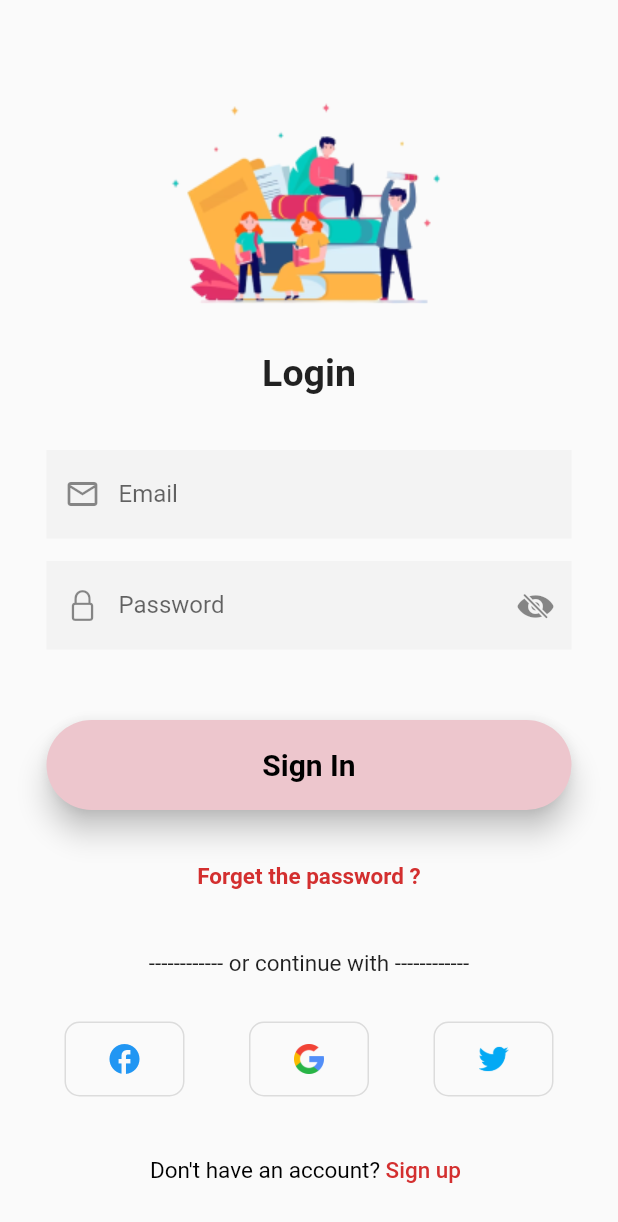
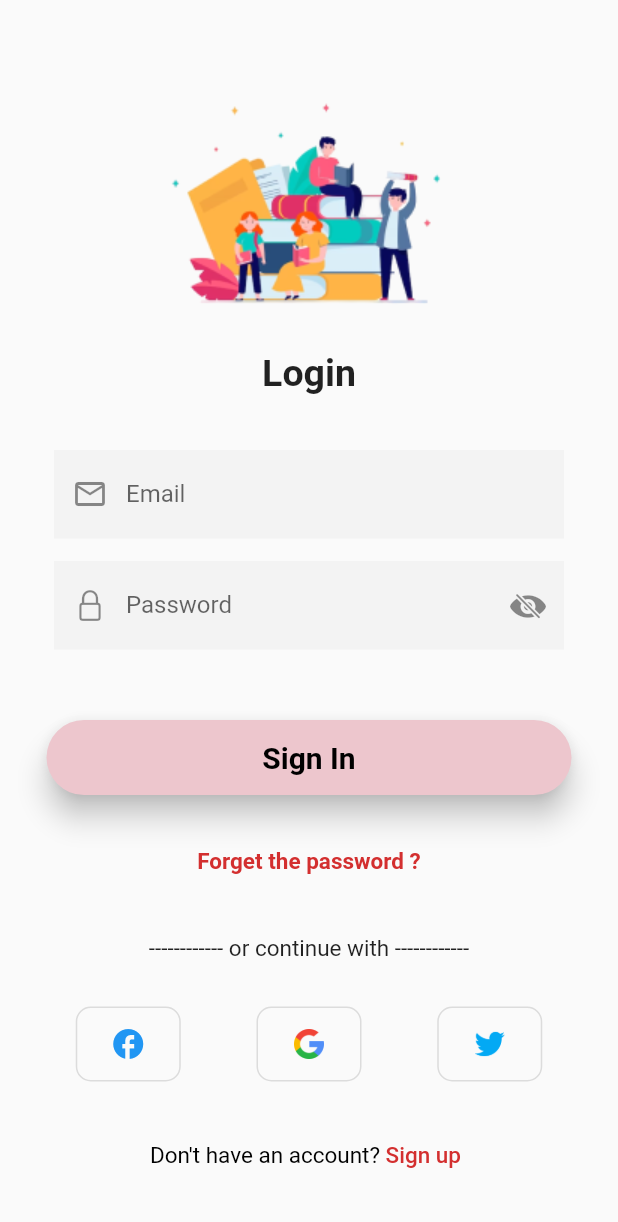
Before and after one commit to Ayush2233/Pick-A-Book, a Flutter app: the screen it shows after launch, on a phone screen of 412 x 824 dp. Shown: the top 1222 px of the screen. Run offline on Flutter 3.47's test engine with Material 2 defaults, Android fonts, the phone set to English and light mode, and no system bars; our stand-ins replace carousel_slider, convex_bottom_bar, firebase_auth, firebase_core, google_fonts; accounts and stored records are empty.

Commit message:
login page

```diff
--- a/lib/screens/signin.dart
+++ b/lib/screens/signin.dart
@@ -50,7 +50,7 @@ class _LoginState extends State<Login> {
                 padding: const EdgeInsets.fromLTRB(30,0,30,0),
                 child: Column(children: [
 
-                  SizedBox(width: 350,child: TextField(controller: _email,
+                  SizedBox(width: 340,child: TextField(controller: _email,
                     decoration: InputDecoration(
                       filled: true,fillColor: Color(0xFFf3f3f3),prefixIcon: Icon(Icons.email_outlined),labelText: 'Email',border: InputBorder.none,),
                   )
@@ -58,7 +58,7 @@ class _LoginState extends State<Login> {
 
                   SizedBox(height: 15,),
 
-                  SizedBox(width: 350,child: TextField(controller: _password, obscureText: true,
+                  SizedBox(width: 340,child: TextField(controller: _password, obscureText: true,
                     decoration: InputDecoration(
                       filled: true,fillColor: Color(0xFFf3f3f3),suffixIcon: Icon(CupertinoIcons.eye_slash_fill),prefixIcon: Icon(CupertinoIcons.lock),labelText: 'Password',border: InputBorder.none,),
                   )
@@ -72,7 +72,7 @@ class _LoginState extends State<Login> {
 
 
             //Signin button container
-            Container(height: 60,child: SizedBox(width: 350,
+            Container(height: 50,child: SizedBox(width: 350,
               child: ElevatedButton(style: ElevatedButton.styleFrom(shape: RoundedRectangleBorder(borderRadius: BorderRadius.circular(40)),primary: Color(0xFFedc6cd),shadowColor: Colors.black,elevation: 8),onPressed: (
                   ) {
                 signin();
@@ -120,21 +120,21 @@ class _LoginState extends State<Login> {
                   child: Row(mainAxisAlignment: MainAxisAlignment.spaceEvenly,
                     children: [
                     //FACEBOOK
-                    SizedBox(width: 80,height: 50,
+                    SizedBox(width: 70,height: 50,
                       child: OutlinedButton(onPressed: (){}, child: Icon(Icons.facebook),
                         style: OutlinedButton.styleFrom(shape: RoundedRectangleBorder(borderRadius: BorderRadius.circular(10))),
                       ),
                     )
 
                     //GOOGLE
-                    ,SizedBox(width: 80,height: 50,
+                    ,SizedBox(width: 70,height: 50,
                       child: OutlinedButton(onPressed: (){}, child: Image.asset('assets/icons/google.png',width: 20,),
                         style: OutlinedButton.styleFrom(shape: RoundedRectangleBorder(borderRadius: BorderRadius.circular(10))),
                       ),
                     )
 
                     //TWITTER
-                    ,SizedBox(width: 80,height: 50,
+                    ,SizedBox(width: 70,height: 50,
                       child: OutlinedButton(onPressed: (){}, child: Image.asset('assets/icons/twitter (1).png',width: 20,),
                         style: OutlinedButton.styleFrom(shape: RoundedRectangleBorder(borderRadius: BorderRadius.circular(10))),
                       ),
```
